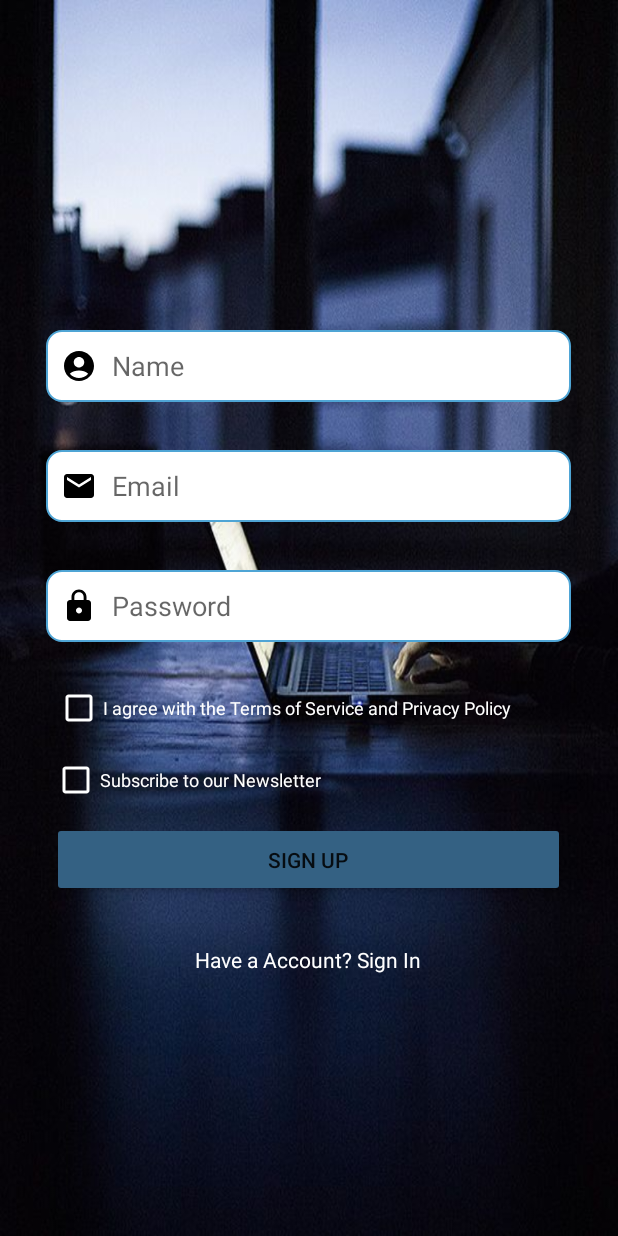
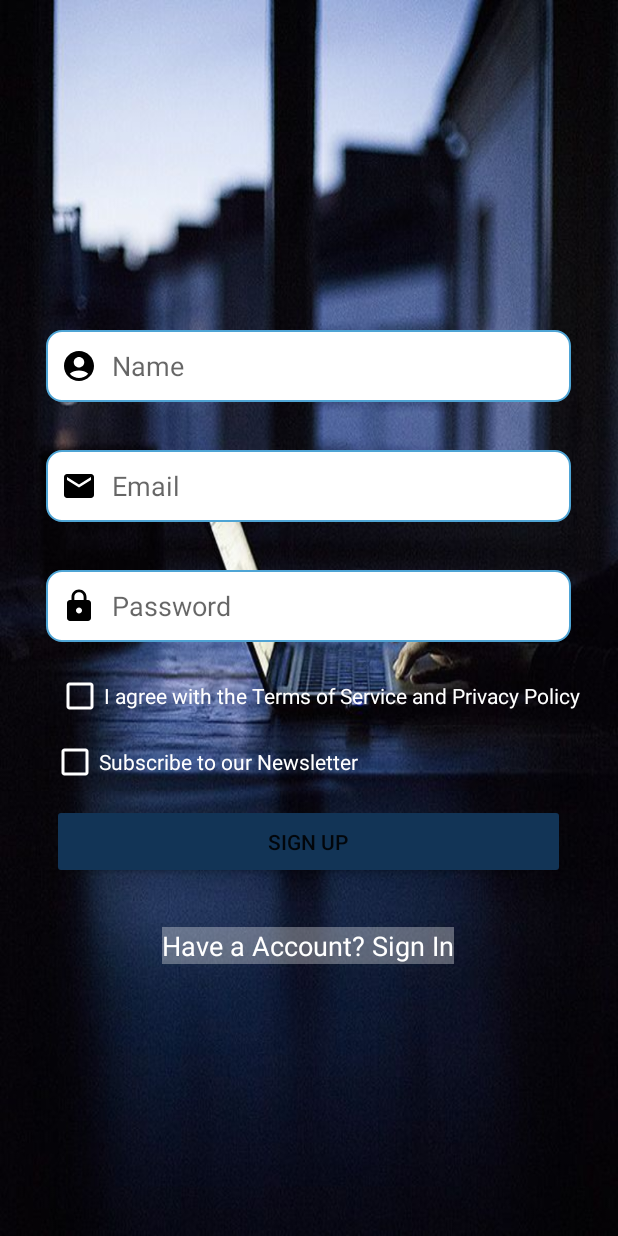
Before and after one commit to tutionmanagement/TMSStudent, an Android app: the layout activity_signup.xml on its own in the app's theme, with its tools: preview values and no code run, on a phone screen of 412 x 824 dp. Run offline under Robolectric (Android 15) with nearby library versions, the phone set to English and light mode, and no system bars.

Commit message:
Improve UI

```diff
--- a/app/build.gradle
+++ b/app/build.gradle
@@ -37,4 +37,5 @@ dependencies {
     androidTestImplementation 'androidx.test.ext:junit:1.1.5'
     androidTestImplementation 'androidx.test.espresso:espresso-core:3.5.1'
     implementation 'com.github.bumptech.glide:glide:4.14.2'
+    implementation 'com.intuit.sdp:sdp-android:1.1.0'
 }
--- a/app/src/main/java/com/example/tms/SigninActivity.java
+++ b/app/src/main/java/com/example/tms/SigninActivity.java
@@ -5,6 +5,7 @@ import androidx.appcompat.app.AppCompatActivity;
 import android.content.Intent;
 import android.os.Bundle;
 import android.view.View;
+import android.view.WindowManager;
 import android.widget.EditText;
 import android.widget.Toast;
 
@@ -16,7 +17,7 @@ public class SigninActivity extends AppCompatActivity {
     protected void onCreate(Bundle savedInstanceState) {
         super.onCreate(savedInstanceState);
         setContentView(R.layout.activity_signin);
-
+        getSupportActionBar().hide();
     }
     public void toSignup(View v){
         Intent intent = new Intent(SigninActivity.this, SignupActivity.class);
--- a/app/src/main/java/com/example/tms/SignupActivity.java
+++ b/app/src/main/java/com/example/tms/SignupActivity.java
@@ -5,6 +5,7 @@ import androidx.appcompat.app.AppCompatActivity;
 import android.content.Intent;
 import android.os.Bundle;
 import android.view.View;
+import android.view.WindowManager;
 import android.widget.CheckBox;
 import android.widget.CompoundButton;
 import android.widget.EditText;
@@ -21,6 +22,7 @@ public class SignupActivity extends AppCompatActivity {
     protected void onCreate(Bundle savedInstanceState) {
         super.onCreate(savedInstanceState);
         setContentView(R.layout.activity_signup);
+        getSupportActionBar().hide();
 
     }
     public void toSignin(View v){
--- a/app/src/main/java/com/example/tms/SplashActivity.java
+++ b/app/src/main/java/com/example/tms/SplashActivity.java
@@ -14,6 +14,7 @@ public class SplashActivity extends AppCompatActivity {
         super.onCreate(savedInstanceState);
         setContentView(R.layout.activity_splash);
         getSupportActionBar().hide();
+
         new Handler().postDelayed(new Runnable() {
             @Override
             public void run() {
--- a/app/src/main/res/layout/activity_main.xml
+++ b/app/src/main/res/layout/activity_main.xml
@@ -9,8 +9,8 @@
 
     <ImageView
         android:id="@+id/gifim"
-        android:layout_width="495dp"
-        android:layout_height="849dp"
+        android:layout_width="match_parent"
+        android:layout_height="match_parent"
 
         app:layout_constraintBottom_toBottomOf="parent"
         app:layout_constraintEnd_toEndOf="parent"
--- a/app/src/main/res/layout/activity_signup.xml
+++ b/app/src/main/res/layout/activity_signup.xml
@@ -60,14 +60,14 @@
         android:id="@+id/cbNews"
         android:layout_width="wrap_content"
         android:layout_height="wrap_content"
-        android:layout_marginTop="16dp"
+        android:layout_marginTop="12dp"
         android:backgroundTintMode="src_in"
         android:buttonTint="#FFFFFF"
         android:text="Subscribe to our Newsletter"
         android:textColor="#FFFFFF"
-        android:textSize="12sp"
+        android:textSize="14sp"
         app:layout_constraintEnd_toEndOf="parent"
-        app:layout_constraintHorizontal_bias="0.149"
+        app:layout_constraintHorizontal_bias="0.165"
         app:layout_constraintStart_toStartOf="parent"
         app:layout_constraintTop_toBottomOf="@+id/cbAgree" />
 
@@ -76,9 +76,11 @@
         android:layout_width="wrap_content"
         android:layout_height="wrap_content"
         android:layout_marginTop="32dp"
+        android:background="#52FFFFFF"
         android:onClick="toSignin"
         android:text="Have a Account? Sign In"
         android:textColor="#FFFFFF"
+        android:textSize="18sp"
         app:layout_constraintEnd_toEndOf="parent"
         app:layout_constraintHorizontal_bias="0.498"
         app:layout_constraintStart_toStartOf="parent"
@@ -88,14 +90,14 @@
         android:id="@+id/cbAgree"
         android:layout_width="wrap_content"
         android:layout_height="wrap_content"
-        android:layout_marginTop="28dp"
+        android:layout_marginTop="20dp"
         android:backgroundTintMode="add"
         android:buttonTint="#FFFFFF"
         android:text="I agree with the Terms of Service and Privacy Policy"
         android:textColor="#FFFFFF"
-        android:textSize="12sp"
+        android:textSize="14sp"
         app:layout_constraintEnd_toEndOf="parent"
-        app:layout_constraintHorizontal_bias="0.34"
+        app:layout_constraintHorizontal_bias="0.596"
         app:layout_constraintStart_toStartOf="parent"
         app:layout_constraintTop_toBottomOf="@+id/edPassword" />
 
@@ -104,9 +106,10 @@
         android:layout_width="342dp"
         android:layout_height="50dp"
         android:layout_marginTop="12dp"
-        android:backgroundTint="#346183"
+        android:backgroundTint="#123456"
         android:onClick="Signup"
         android:text="Sign Up"
+        app:cornerRadius="10dp"
         app:icon="@drawable/baseline_login_24"
         app:iconGravity="textEnd"
         app:layout_constraintEnd_toEndOf="parent"
```
Also changed, not shown: app/src/main/res/drawable/button.xml (added, +8 -0 lines), app/src/main/res/layout/activity_signin.xml (+7 -3 lines).
